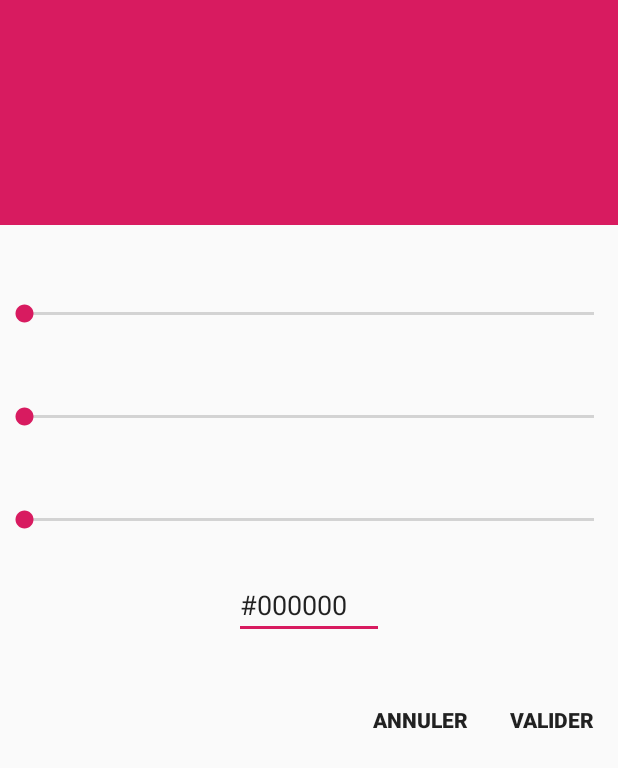
After one commit to Krawist/KrawistPlayer, an Android app: the layout layout_dialog_color_changing.xml on its own in the app's theme, with its tools: preview values and no code run, on a phone screen of 412 x 824 dp. The commit adds this screen. Shown: the top 768 px of the screen. Run offline under Robolectric (Android 15) with nearby library versions, the phone set to English and light mode, and no system bars.

Commit message:
corrections de certains bug et ajout de fonctionnalité permettant de changer la couleur theme de l'application

```diff
--- a/app/src/main/java/com/example/krawist/krawistmediaplayer/fragment/AlbumFragment.java
+++ b/app/src/main/java/com/example/krawist/krawistmediaplayer/fragment/AlbumFragment.java
@@ -74,8 +74,6 @@ public class AlbumFragment extends Fragment {
         adapter = new AlbumAdapter(listOfAlbum, context,getActivity(),gridSize);
 
         configureRecyclerView(gridSize);
-
-
         return view;
     }
 
--- /dev/null
+++ b/app/src/main/res/layout/layout_dialog_color_changing.xml
@@ -0,0 +1,76 @@
+<?xml version="1.0" encoding="utf-8"?>
+<LinearLayout
+    xmlns:android="http://schemas.android.com/apk/res/android"
+    android:layout_width="match_parent"
+    android:layout_height="wrap_content"
+    android:orientation="vertical">
+
+    <TextView
+        android:id="@+id/textview_color_preview"
+        android:layout_width="match_parent"
+        android:layout_height="150dp"
+        android:background="@color/colorPrimary" />
+
+    <SeekBar
+        android:layout_marginTop="50dp"
+        android:layout_marginBottom="25dp"
+        android:id="@+id/seekbar_red_color"
+        android:layout_width="match_parent"
+        android:layout_height="wrap_content" />
+
+    <SeekBar
+        android:layout_marginTop="25dp"
+        android:layout_marginBottom="25dp"
+        android:id="@+id/seekbar_green_color"
+        android:layout_width="match_parent"
+        android:layout_height="wrap_content"
+        />
+
+    <SeekBar
+        android:layout_marginTop="25dp"
+        android:layout_marginBottom="25dp"
+        android:id="@+id/seekbar_blue_color"
+        android:layout_width="match_parent"
+        android:layout_height="wrap_content"
+      />
+
+
+    <LinearLayout
+        android:layout_width="match_parent"
+        android:layout_height="wrap_content"
+        android:gravity="center">
+
+        <EditText
+            android:id="@+id/edittext_color_hexadecimal"
+            android:layout_width="100dp"
+            android:layout_height="wrap_content"
+            android:text="#000000"/>
+
+    </LinearLayout>
+
+    <RelativeLayout
+        android:layout_width="match_parent"
+        android:layout_height="wrap_content"
+        android:layout_marginTop="30dp">
+
+        <Button
+            android:layout_toLeftOf="@id/button_color_dialog_validate"
+            android:id="@+id/button_color_dialog_cancel"
+            android:layout_width="wrap_content"
+            android:layout_height="wrap_content"
+            android:background="@color/transparent"
+            android:textStyle="bold"
+            android:text="@string/delete_dialog_cancel_button_label"/>
+
+        <Button
+            android:layout_alignParentRight="true"
+            android:id="@+id/button_color_dialog_validate"
+            android:layout_width="wrap_content"
+            android:layout_height="wrap_content"
+            android:background="@color/transparent"
+            android:textStyle="bold"
+            android:text="Valider"/>
+
+    </RelativeLayout>
+
+</LinearLayout>
--- a/app/src/main/res/values/strings.xml
+++ b/app/src/main/res/values/strings.xml
@@ -21,4 +21,7 @@
     <string name="delete_dialog_validate_button_label">Supprimer</string>
 
     <string name="album_grid_preference_size_key">albumGridSize</string>
+    <string name="theme_color_preference_key">colortheme</string>
+    <string name="theme_color_default_value">#FFD81B60</string>
+
 </resources>
```
Also changed, not shown: app/src/main/AndroidManifest.xml (+15 -12 lines), app/src/main/java/com/example/krawist/krawistmediaplayer/activity/MainActivity.java (+39 -0 lines), app/src/main/java/com/example/krawist/krawistmediaplayer/activity/SearchActivity.java (+19 -0 lines), app/src/main/java/com/example/krawist/krawistmediaplayer/activity/SettingsActivity.java (added, +277 -0 lines), app/src/main/res/layout/activity_settings.xml (added, +59 -0 lines).
